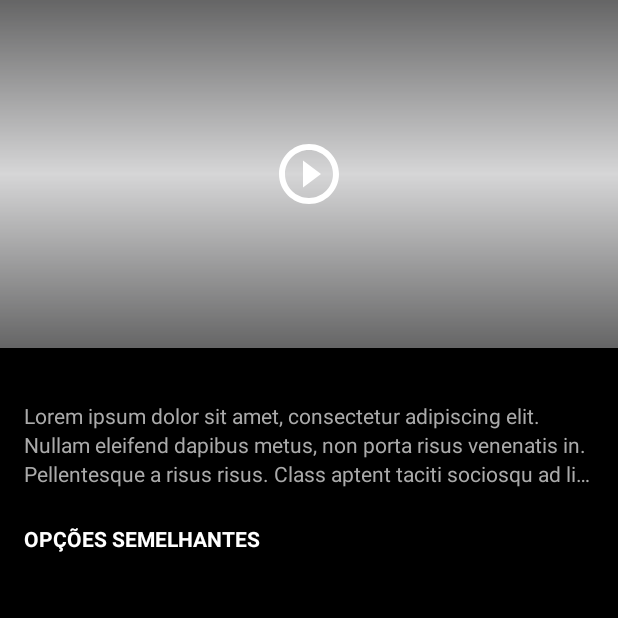
After one commit to edu-correia/NetflixClone, an Android app: the MovieActivity screen opened directly, with no data from a screen before it, on a phone screen of 412 x 824 dp, the top half of it. The commit adds this screen. Run offline under Robolectric (Android 15) with nearby library versions, the phone set to English and light mode, and no system bars.

Commit message:
Movie activity skeleton ready

```diff
--- a/app/src/main/AndroidManifest.xml
+++ b/app/src/main/AndroidManifest.xml
@@ -10,6 +10,15 @@
         android:supportsRtl="true"
         android:theme="@style/Theme.NetflixClone">
         <activity
+            android:name=".MovieActivity"
+            android:exported="true">
+            <intent-filter>
+                <action android:name="android.intent.action.MAIN" />
+
+                <category android:name="android.intent.category.LAUNCHER" />
+            </intent-filter>
+        </activity>
+        <activity
             android:name=".MainActivity"
             android:exported="true">
             <intent-filter>
--- /dev/null
+++ b/app/src/main/java/com/educorreia/netflixclone/MovieActivity.java
@@ -0,0 +1,45 @@
+package com.educorreia.netflixclone;
+
+import androidx.appcompat.app.AppCompatActivity;
+import androidx.appcompat.widget.Toolbar;
+import androidx.core.content.ContextCompat;
+
+import android.graphics.drawable.Drawable;
+import android.graphics.drawable.LayerDrawable;
+import android.os.Bundle;
+import android.widget.ImageView;
+import android.widget.TextView;
+
+public class MovieActivity extends AppCompatActivity {
+
+    private TextView txtTitle;
+    private TextView txtDesc;
+    private TextView txtCast;
+
+    @Override
+    protected void onCreate(Bundle savedInstanceState) {
+        super.onCreate(savedInstanceState);
+        setContentView(R.layout.activity_movie);
+
+        txtTitle = findViewById(R.id.txt_movie_title);
+        txtDesc = findViewById(R.id.txt_movie_desc);
+        txtCast = findViewById(R.id.txt_movie_cast);
+
+        final Toolbar tbrMovieActivity = findViewById(R.id.tbr_movie_activity);
+        setSupportActionBar(tbrMovieActivity);
+
+        if (getSupportActionBar() != null){
+            getSupportActionBar().setDisplayHomeAsUpEnabled(true);
+            getSupportActionBar().setHomeAsUpIndicator(R.drawable.ic_arrow_left);
+            getSupportActionBar().setTitle(null);
+        }
+
+        LayerDrawable shadowsDrawable = (LayerDrawable) ContextCompat.getDrawable(this, R.drawable.shadows);
+
+        if(shadowsDrawable != null){
+            Drawable newMovieCover = ContextCompat.getDrawable(this, R.drawable.movie_player);
+            shadowsDrawable.setDrawableByLayerId(R.id.player_drawable, newMovieCover);
+            ((ImageView) findViewById(R.id.img_movie_player)).setImageDrawable(shadowsDrawable);
+        }
+    }
+}
--- /dev/null
+++ b/app/src/main/res/drawable/ic_arrow_left.xml
@@ -0,0 +1,5 @@
+<vector android:autoMirrored="true" android:height="24dp"
+    android:tint="#FFFFFF" android:viewportHeight="24"
+    android:viewportWidth="24" android:width="24dp" xmlns:android="http://schemas.android.com/apk/res/android">
+    <path android:fillColor="@android:color/white" android:pathData="M20,11H7.83l5.59,-5.59L12,4l-8,8 8,8 1.41,-1.41L7.83,13H20v-2z"/>
+</vector>
--- /dev/null
+++ b/app/src/main/res/drawable/ic_play_circle.xml
@@ -0,0 +1,5 @@
+<vector android:height="24dp" android:tint="#FFFFFF"
+    android:viewportHeight="24" android:viewportWidth="24"
+    android:width="24dp" xmlns:android="http://schemas.android.com/apk/res/android">
+    <path android:fillColor="@android:color/white" android:pathData="M10,16.5l6,-4.5 -6,-4.5v9zM12,2C6.48,2 2,6.48 2,12s4.48,10 10,10 10,-4.48 10,-10S17.52,2 12,2zM12,20c-4.41,0 -8,-3.59 -8,-8s3.59,-8 8,-8 8,3.59 8,8 -3.59,8 -8,8z"/>
+</vector>
--- /dev/null
+++ b/app/src/main/res/drawable/shadows.xml
@@ -0,0 +1,15 @@
+<?xml version="1.0" encoding="utf-8"?>
+<layer-list xmlns:android="http://schemas.android.com/apk/res/android">
+    <item android:id="@+id/player_drawable" android:drawable="@drawable/movie_player"/>
+
+    <item android:id="@+id/gradient_drawable">
+        <shape>
+            <gradient
+                android:angle="90"
+                android:centerColor="#00000000"
+                android:startColor="#EF000000"
+                android:endColor="#EF000000"
+                />
+        </shape>
+    </item>
+</layer-list>
--- /dev/null
+++ b/app/src/main/res/layout/activity_movie.xml
@@ -0,0 +1,111 @@
+<?xml version="1.0" encoding="utf-8"?>
+<androidx.constraintlayout.widget.ConstraintLayout xmlns:android="http://schemas.android.com/apk/res/android"
+    xmlns:app="http://schemas.android.com/apk/res-auto"
+    xmlns:tools="http://schemas.android.com/tools"
+    android:layout_width="match_parent"
+    android:layout_height="match_parent"
+    android:background="@color/black"
+    tools:context=".MovieActivity">
+
+    <androidx.appcompat.widget.Toolbar
+        android:id="@+id/tbr_movie_activity"
+        android:layout_width="0dp"
+        android:layout_height="wrap_content"
+        android:minHeight="?attr/actionBarSize"
+        android:theme="?attr/actionBarTheme"
+        android:background="@android:color/transparent"
+        app:layout_constraintTop_toTopOf="parent"
+        app:layout_constraintStart_toStartOf="parent"
+        app:layout_constraintEnd_toEndOf="parent"
+        />
+
+    <ImageView
+        android:id="@+id/img_movie_player"
+        android:src="@drawable/shadows"
+        app:layout_constraintTop_toTopOf="parent"
+        app:layout_constraintStart_toStartOf="parent"
+        app:layout_constraintEnd_toEndOf="parent"
+        app:layout_constraintDimensionRatio="16:9"
+        android:scaleType="centerCrop"
+        android:layout_width="0dp"
+        android:layout_height="0dp"/>
+
+    <ImageView
+        android:src="@drawable/ic_play_circle"
+        android:layout_width="48dp"
+        android:layout_height="48dp"
+        app:layout_constraintTop_toTopOf="@id/img_movie_player"
+        app:layout_constraintBottom_toBottomOf="@id/img_movie_player"
+        app:layout_constraintStart_toStartOf="@id/img_movie_player"
+        app:layout_constraintEnd_toEndOf="@id/img_movie_player"/>
+
+    <TextView
+        android:id="@+id/txt_movie_title"
+        android:layout_marginStart="16dp"
+        android:layout_marginBottom="22dp"
+        tools:text="Movie Name"
+        android:textColor="@color/white"
+        android:textStyle="bold"
+        app:layout_constraintBottom_toBottomOf="@id/img_movie_player"
+        app:layout_constraintStart_toStartOf="parent"
+        android:layout_width="wrap_content"
+        android:layout_height="wrap_content"/>
+
+    <TextView
+        android:id="@+id/txt_movie_desc"
+        android:layout_marginTop="8dp"
+        android:layout_marginStart="16dp"
+        android:layout_marginEnd="16dp"
+        android:layout_width="0dp"
+        android:layout_height="wrap_content"
+        app:layout_constraintTop_toBottomOf="@id/img_movie_player"
+        app:layout_constraintStart_toStartOf="parent"
+        app:layout_constraintEnd_toEndOf="parent"
+        android:textColor="@color/lightGray"
+        android:maxLines="3"
+        android:ellipsize="end"
+        android:lineSpacingExtra="3sp"
+        android:textSize="14sp"
+        tools:text="Lorem ipsum dolor sit amet, consectetur adipiscing elit. Nullam eleifend dapibus metus, non porta risus venenatis in. Pellentesque a risus risus. Class aptent taciti sociosqu ad litora torquent per conubia nostra, per inceptos himenaeos. Phasellus in eros sed tellus eleifend ornare quis at tortor. Mauris et diam felis. Curabitur fringilla."/>
+
+    <TextView
+        android:id="@+id/txt_movie_cast"
+        android:layout_marginTop="8dp"
+        android:layout_marginStart="16dp"
+        android:layout_marginEnd="16dp"
+        android:layout_width="0dp"
+        android:layout_height="wrap_content"
+        app:layout_constraintTop_toBottomOf="@id/txt_movie_desc"
+        app:layout_constraintStart_toStartOf="parent"
+        app:layout_constraintEnd_toEndOf="parent"
+        android:textColor="@android:color/darker_gray"
+        android:maxLines="3"
+        android:ellipsize="end"
+        android:lineSpacingExtra="3sp"
+        android:textSize="14sp"
+        android:text="Lorem ipsum dolor sit amet, consectetur adipiscing elit. Nullam eleifend dapibus metus, non porta risus venenatis in. Pellentesque a risus risus. Class aptent taciti sociosqu ad litora torquent per conubia nostra, per inceptos himenaeos. Phasellus in eros sed tellus eleifend ornare quis at tortor. Mauris et diam felis. Curabitur fringilla."/>
+
+    <TextView
+        android:id="@+id/txt_similar_options"
+        android:text="@string/similar_options"
+        android:textColor="@color/white"
+        android:textStyle="bold"
+        android:textSize="14sp"
+        app:layout_constraintTop_toBottomOf="@id/txt_movie_cast"
+        app:layout_constraintStart_toStartOf="parent"
+        android:textAllCaps="true"
+        android:layout_marginTop="24dp"
+        android:layout_marginStart="16dp"
+        android:layout_width="wrap_content"
+        android:layout_height="wrap_content"/>
+
+    <androidx.recyclerview.widget.RecyclerView
+        android:id="@+id/rcv_similar_options"
+        android:layout_width="0dp"
+        android:layout_height="0dp"
+        android:layout_marginTop="16dp"
+        app:layout_constraintTop_toBottomOf="@id/txt_similar_options"
+        app:layout_constraintStart_toStartOf="parent"
+        app:layout_constraintEnd_toEndOf="parent"
+        app:layout_constraintBottom_toBottomOf="parent"/>
+</androidx.constraintlayout.widget.ConstraintLayout>
--- a/app/src/main/res/values/colors.xml
+++ b/app/src/main/res/values/colors.xml
@@ -9,4 +9,5 @@
     <color name="white">#FFFFFFFF</color>
     <color name="red">#D81F26</color>
     <color name="darkGray">#222222</color>
+    <color name="lightGray">#DDDDDD</color>
 </resources>
--- a/app/src/main/res/values/strings.xml
+++ b/app/src/main/res/values/strings.xml
@@ -1,3 +1,5 @@
 <resources>
-    <string name="app_name">NetflixClone</string>
+    <string name="app_name">Netflix</string>
+    <string name="cast">Elenco: %1$s</string>
+    <string name="similar_options">Opções semelhantes</string>
 </resources>
```
Also changed, not shown: 1 other file.
